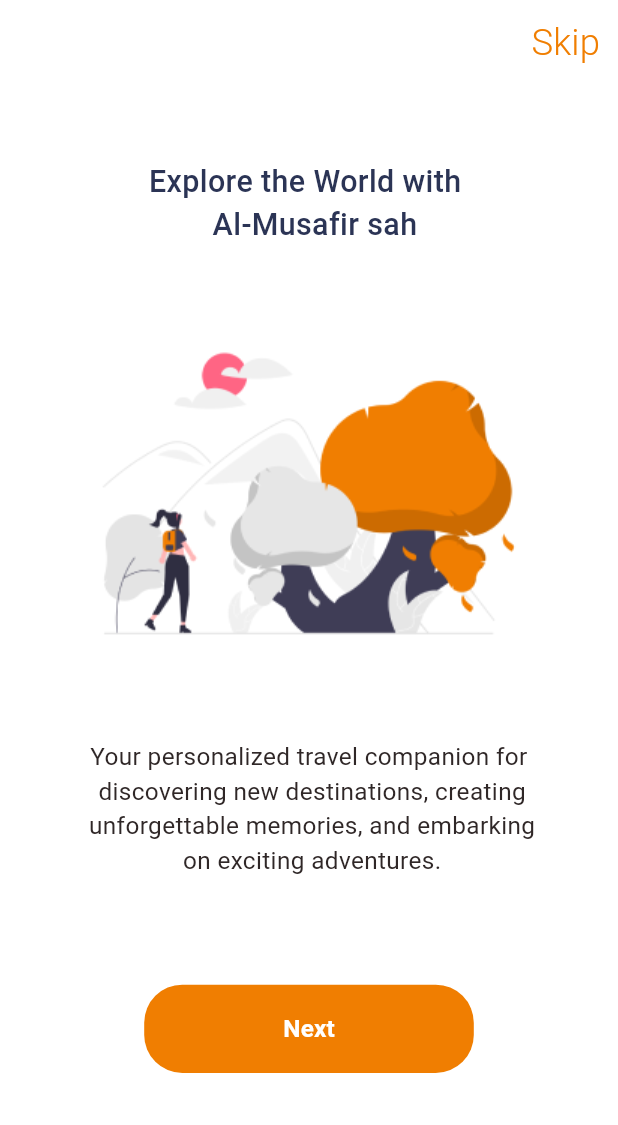
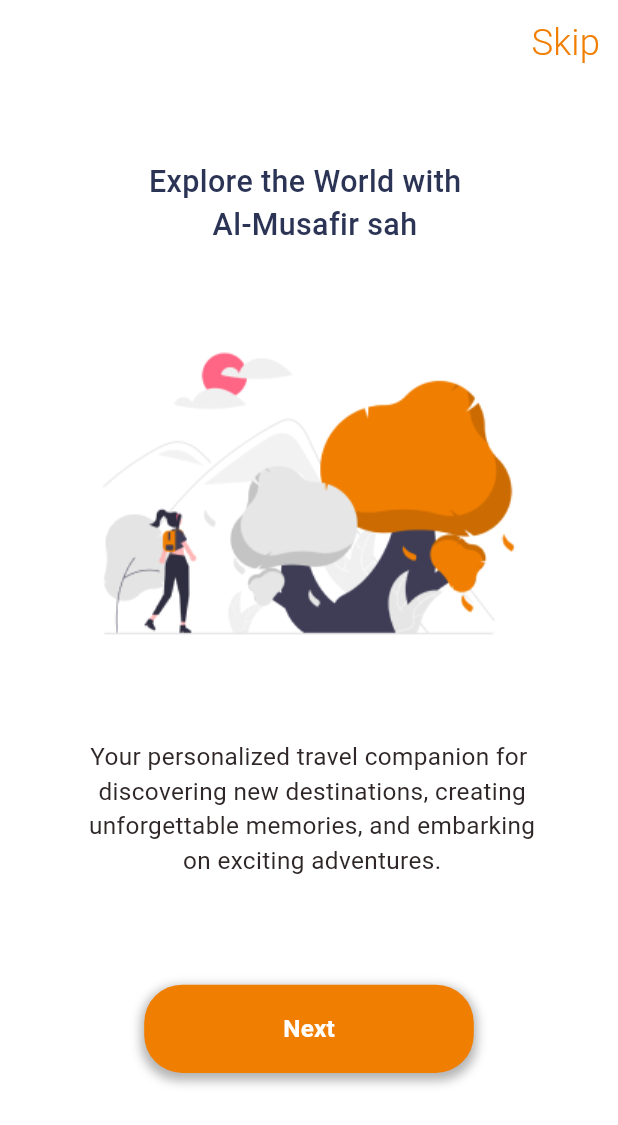
Before and after one commit to mahmoudsaber11/AlmosaferSah, a Flutter app: the screen it shows after launch, on a phone screen of 412 x 824 dp. Shown: the top 1125 px of the screen. Run offline on Flutter 3.47's test engine with Material 3 defaults, Android fonts, the light colour scheme and no system bars; our stand-ins replace equatable, flutter_bloc, flutter_screenutil, get_it, shared_preferences.

Commit message:
create cusomt text field

```diff
--- a/lib/config/routes/app_router.dart
+++ b/lib/config/routes/app_router.dart
@@ -1,4 +1,5 @@
 import 'package:almosafer_sah/config/routes/routes.dart';
+import 'package:almosafer_sah/features/auth/presentation/view/login_view.dart';
 import 'package:almosafer_sah/features/on_boarding/presentation/cubit/on_boarding_cubit.dart';
 import 'package:almosafer_sah/features/on_boarding/presentation/view/on_boarding_view.dart';
 import 'package:almosafer_sah/features/splash/presentation/view/splash_view.dart';
@@ -17,6 +18,9 @@ class AppRouter {
             builder: (context) => BlocProvider(
                 create: (context) => serviceLocator.get<OnBoardingCubit>(),
                 child: const OnBoardingView()));
+
+      case Routes.loginViewRoute:
+        return MaterialPageRoute(builder: (context) => const LoginView());
 
       default:
         return _unFoundRoute();
--- a/lib/config/routes/routes.dart
+++ b/lib/config/routes/routes.dart
@@ -1,4 +1,6 @@
 class Routes {
   static const String initialRoute = '/';
   static const String onBoardingViewRoute = '/onBoardingView';
+  static const String loginViewRoute = '/loginView';
+  static const String signUpViewRoute = '/signUpView';
 }
--- a/lib/core/utils/functions/app_assets.dart
+++ b/lib/core/utils/functions/app_assets.dart
@@ -5,4 +5,6 @@ abstract class AppAssets {
   static const String onBoarding1 = "assets/images/onboarding1.png";
   static const String onBoarding2 = "assets/images/onboarding2.png";
   static const String onBoarding3 = "assets/images/onboarding3.png";
+
+  static const String signIn = "assets/images/Signin.png";
 }
--- a/lib/core/utils/functions/app_colors.dart
+++ b/lib/core/utils/functions/app_colors.dart
@@ -6,4 +6,5 @@ class AppColors {
   static const Color textColor = Color(0xFF2B3455);
   static const Color greyColor = Color(0xFFDADADA);
   static const Color whiteColor = Color(0xFFFFFFFF);
+  static const Color blcakColor = Color(0xFF2F2727);
 }
--- a/lib/core/utils/functions/app_styles.dart
+++ b/lib/core/utils/functions/app_styles.dart
@@ -27,10 +27,10 @@ class AppStyles {
     fontWeight: FontWeight.w500,
   );
 
-  static TextStyle textStyle16Medium = TextStyle(
-    fontSize: 16.sp,
+  static TextStyle textStyle10Regular = TextStyle(
+    fontSize: 10.sp,
     color: AppColors.greyColor,
-    fontWeight: FontWeight.w500,
+    fontWeight: FontWeight.w400,
   );
 
   static TextStyle textStyle14Medium = TextStyle(
@@ -38,11 +38,6 @@ class AppStyles {
     fontWeight: FontWeight.w500,
   );
 
-  static TextStyle textStyle12Medium = TextStyle(
-      fontSize: 12.sp,
-      fontWeight: FontWeight.w500,
-      color: AppColors.primaryColor);
-
-  static TextStyle textStyle8Light = TextStyle(
-      fontSize: 8.sp, fontWeight: FontWeight.w300, color: AppColors.textColor);
+  static TextStyle textStyle24SemiBold = TextStyle(
+      fontSize: 24.sp, fontWeight: FontWeight.w600, color: AppColors.textColor);
 }
--- a/lib/core/utils/widgets/custom_general_button.dart
+++ b/lib/core/utils/widgets/custom_general_button.dart
@@ -24,6 +24,14 @@ class CustomGeneralButton extends StatelessWidget {
       decoration: BoxDecoration(
         color: AppColors.primaryColor,
         borderRadius: BorderRadius.circular(25.r),
+        boxShadow: [
+          BoxShadow(
+            color: Colors.black.withOpacity(0.3),
+            spreadRadius: 2,
+            blurRadius: 5,
+            offset: const Offset(0, 3),
+          ),
+        ],
       ),
       child: MaterialButton(
         onPressed: onPressed,
--- a/lib/features/on_boarding/data/repositories/on_boarding_repo_impl.dart
+++ b/lib/features/on_boarding/data/repositories/on_boarding_repo_impl.dart
@@ -1,5 +1,7 @@
+import 'package:almosafer_sah/config/routes/routes.dart';
 import 'package:almosafer_sah/core/helpers/cache_helper.dart';
 import 'package:almosafer_sah/core/utils/functions/app_assets.dart';
+import 'package:almosafer_sah/core/utils/functions/app_navigator.dart';
 import 'package:almosafer_sah/features/on_boarding/data/model/on_boarding_model.dart';
 import 'package:almosafer_sah/features/on_boarding/data/repositories/on_boarding_repo.dart';
 import 'package:almosafer_sah/generated/l10n.dart';
@@ -44,7 +46,7 @@ class OnBoardingRepoImpl implements OnBoardingRepo {
         .then(
       (value) {
         if (value) {
-          // context.navigateAndReplacement(newRoute: Routes.loginViewRoute);
+          context.navigateAndReplacement(newRoute: Routes.loginViewRoute);
         }
       },
     );
```
Also changed, not shown: lib/core/utils/widgets/custom_text_field.dart (added, +81 -0 lines), lib/features/auth/presentation/view/login_view.dart (added, +36 -0 lines), assets/images/Signin.png (added).
